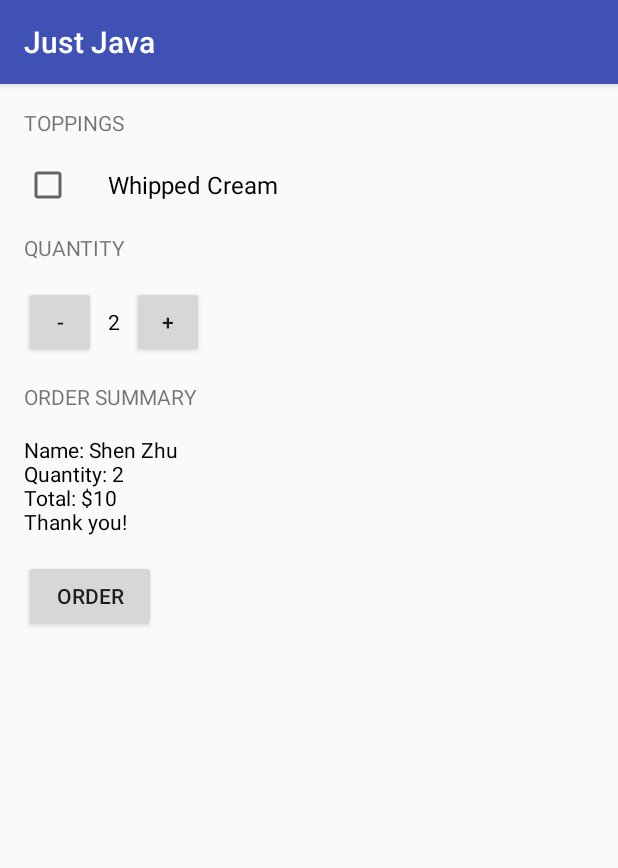
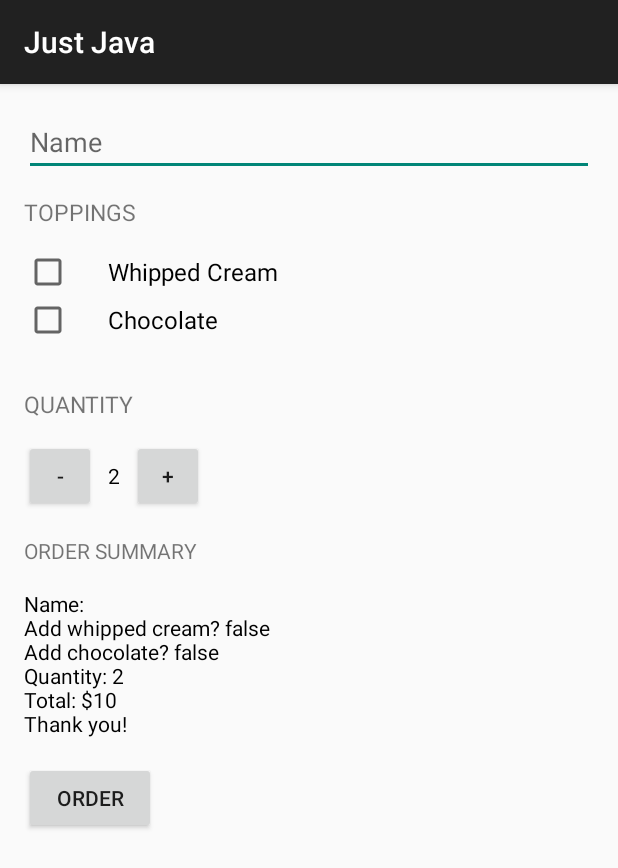
Before and after one commit to shenzhu/MOOCs, an Android app: the screen it shows after launch (MainActivity), after a tap on "ORDER", on a phone screen of 412 x 824 dp. Shown: the top 868 px of the screen. Run offline under Robolectric (Android 15) with nearby library versions, the phone set to English and light mode, and no system bars.

Commit message:
finish project

```diff
--- a/Android Development for Beginners/JustJava/app/src/main/java/com/example/android/justjava/MainActivity.java
+++ b/Android Development for Beginners/JustJava/app/src/main/java/com/example/android/justjava/MainActivity.java
@@ -1,10 +1,14 @@
 package com.example.android.justjava;
 
+import android.content.Intent;
+import android.net.Uri;
 import android.os.Bundle;
-import android.support.v7.app.ActionBarActivity;
 import android.support.v7.app.AppCompatActivity;
 import android.view.View;
+import android.widget.CheckBox;
+import android.widget.EditText;
 import android.widget.TextView;
+import android.widget.Toast;
 
 import java.text.NumberFormat;
 
@@ -22,11 +26,25 @@ public class MainActivity extends AppCompatActivity {
     }
 
     public void increment(View view) {
+        if(quantity == 100){
+            // show an error message as a toast
+            Toast.makeText(this, "You cannot have more than 100 coffees", Toast.LENGTH_SHORT).show();
+            // exit this method early because there's nothing left to do
+            return;
+        }
+
         quantity++;
         display(quantity);
     }
 
     public void decrement(View view) {
+        if(quantity == 1){
+            // show an error message as a toast
+            Toast.makeText(this, "You cannot have less than 1 coffee", Toast.LENGTH_SHORT).show();
+            // exit this method early because there's nothing left to do
+            return;
+        }
+
         quantity--;
         display(quantity);
     }
@@ -35,9 +53,29 @@ public class MainActivity extends AppCompatActivity {
      * This method is called when the order button is clicked.
      */
     public void submitOrder(View view) {
-        int price = calculatePrice();
-        String priceMessage = createOrderSummary(price);
+        // find name
+        EditText nameField = (EditText) findViewById(R.id.name_field);
+        String name = nameField.getText().toString();
+
+        // check whipped cream
+        CheckBox whippedCreamCheckBox = (CheckBox) findViewById(R.id.whipped_cream_checkbox);
+        boolean hasWhippedCream = whippedCreamCheckBox.isChecked();
+
+        // check chocolate
+        CheckBox chocolateCheckBox = (CheckBox) findViewById(R.id.chocolate_checkbox);
+        boolean hasChocolate = chocolateCheckBox.isChecked();
+
+        int price = calculatePrice(hasWhippedCream, hasChocolate);
+        String priceMessage = createOrderSummary(name, price, hasWhippedCream, hasChocolate);
         displayMessage(priceMessage);
+
+        Intent intent = new Intent(Intent.ACTION_SENDTO);
+        intent.setData(Uri.parse("mailto:")); // only email app
+        intent.putExtra(Intent.EXTRA_SUBJECT, "Just Java order for " + name);
+        intent.putExtra(Intent.EXTRA_TEMPLATE, priceMessage);
+        if(intent.resolveActivity(getPackageManager()) != null){
+            startActivity(intent);
+        }
     }
 
     /**
@@ -51,19 +89,40 @@ public class MainActivity extends AppCompatActivity {
 
     /**
      * Calculates the price of the order.
+     *
+     * @param addWhippedCream, if whipped cream is added
+     * @param addChocolate,    if cholocate is added
+     * @return total price
      */
-    private int calculatePrice() {
-        return quantity * 5;
+    private int calculatePrice(boolean addWhippedCream, boolean addChocolate) {
+        //price of 1 cup
+        int basePrice = 5;
+
+        if (addWhippedCream) {
+            basePrice += 1;
+        }
+
+        if (addChocolate) {
+            basePrice += 2;
+        }
+
+        return quantity * basePrice;
     }
 
     /**
      * create order summary
      *
-     * @param price the price of coffee
+     * @param price           the price of coffee
+     * @param addWhippedCream if whipped cream is added
      * @return order summary message
      */
-    private String createOrderSummary(int price) {
-        String summary = "Name: Shen Zhu" + "\nQuantity: " + quantity + "\nTotal: $" + price + "\nThank you!";
+    private String createOrderSummary(String name, int price, boolean addWhippedCream, boolean addChocolate) {
+        String summary = "Name: " + name;
+        summary += "\nAdd whipped cream? " + addWhippedCream;
+        summary += "\nAdd chocolate? " + addChocolate;
+        summary += "\nQuantity: " + quantity;
+        summary += "\nTotal: $" + price;
+        summary += "\nThank you!";
         return summary;
     }
 
--- a/Android Development for Beginners/JustJava/app/src/main/res/layout/activity_main.xml
+++ b/Android Development for Beginners/JustJava/app/src/main/res/layout/activity_main.xml
@@ -1,35 +1,50 @@
 <?xml version="1.0" encoding="utf-8"?>
-<LinearLayout xmlns:android="http://schemas.android.com/apk/res/android"
+<ScrollView xmlns:android="http://schemas.android.com/apk/res/android"
     xmlns:tools="http://schemas.android.com/tools"
+    android:layout_width="match_parent"
+    android:layout_height="match_parent"
+    tools:context="com.example.android.justjava.MainActivity">
+
+    <LinearLayout
         android:layout_width="match_parent"
         android:layout_height="match_parent"
         android:orientation="vertical"
         android:paddingBottom="@dimen/activity_vertical_margin"
         android:paddingLeft="@dimen/activity_horizontal_margin"
         android:paddingRight="@dimen/activity_horizontal_margin"
-    android:paddingTop="@dimen/activity_vertical_margin"
-    tools:context="com.example.android.justjava.MainActivity">
+        android:paddingTop="@dimen/activity_vertical_margin">
+
+        <EditText
+            android:id="@+id/name_field"
+            android:layout_width="match_parent"
+            android:layout_height="wrap_content"
+            android:hint="Name"
+            android:inputType="textCapWords"/>
 
         <TextView
-        android:layout_width="wrap_content"
-        android:layout_height="wrap_content"
-        android:layout_marginBottom="16dp"
+            style="@style/HeaderTextStyle"
             android:text="TOPPINGS" />
 
         <CheckBox
+            android:id="@+id/whipped_cream_checkbox"
+            android:layout_width="wrap_content"
+            android:layout_height="wrap_content"
+            android:paddingLeft="24dp"
+            android:text="Whipped Cream"
+            android:textSize="16sp" />
+
+        <CheckBox
+            android:id="@+id/chocolate_checkbox"
             android:layout_width="wrap_content"
             android:layout_height="wrap_content"
             android:layout_marginBottom="16dp"
             android:paddingLeft="24dp"
-        android:text="Whipped Cream"
+            android:text="Chocolate"
             android:textSize="16sp" />
 
         <TextView
-        android:layout_width="wrap_content"
-        android:layout_height="wrap_content"
-        android:layout_marginBottom="16dp"
-        android:text="Quantity"
-        android:textAllCaps="true" />
+            style="@style/HeaderTextStyle"
+            android:text="Quantity" />
 
         <LinearLayout
             android:layout_width="wrap_content"
@@ -83,3 +98,4 @@
             android:text="Order" />
 
     </LinearLayout>
+</ScrollView>
--- a/Android Development for Beginners/JustJava/app/src/main/res/values/styles.xml
+++ b/Android Development for Beginners/JustJava/app/src/main/res/values/styles.xml
@@ -3,9 +3,15 @@
     <!-- Base application theme. -->
     <style name="AppTheme" parent="Theme.AppCompat.Light.DarkActionBar">
         <!-- Customize your theme here. -->
-        <item name="colorPrimary">@color/colorPrimary</item>
-        <item name="colorPrimaryDark">@color/colorPrimaryDark</item>
-        <item name="colorAccent">@color/colorAccent</item>
+    </style>
+
+    <!-- Style for header text in the order form -->
+    <style name="HeaderTextStyle">
+        <item name="android:layout_width">wrap_content</item>
+        <item name="android:layout_height">48dp</item>
+        <item name="android:gravity">center_vertical</item>
+        <item name="android:textAllCaps">true</item>
+        <item name="android:textSize">15sp</item>
     </style>
 
 </resources>
```
Lines whose indentation alone changed are shown as unchanged.
